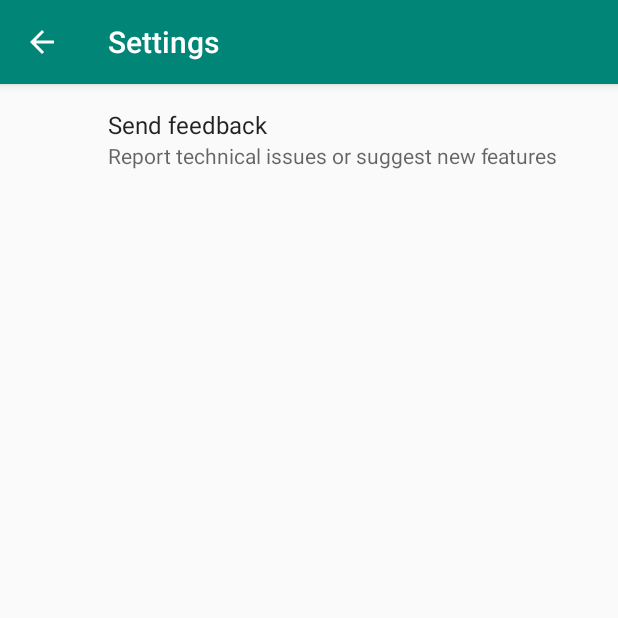
After one commit to EphemeralDreams/AndroidBootstrap, an Android app: the SettingsActivity screen opened directly, with no data from a screen before it, on a phone screen of 412 x 824 dp, the top half of it. The commit adds this screen. Run offline under Robolectric (Android 15) with nearby library versions, the phone set to English and light mode, and no system bars; our stand-ins replace Dagger/Hilt's generated code, androidx.preference.

Commit message:
Add SettingsActivity

```diff
--- a/app/src/main/java/com/ephemeraldreams/androidbootstrap/ui/ActivityModule.kt
+++ b/app/src/main/java/com/ephemeraldreams/androidbootstrap/ui/ActivityModule.kt
@@ -1,10 +1,12 @@
 package com.ephemeraldreams.androidbootstrap.ui
 
 import com.ephemeraldreams.androidbootstrap.ui.home.HomeActivity
+import com.ephemeraldreams.androidbootstrap.ui.settings.SettingsActivity
 import dagger.Module
 import dagger.android.ContributesAndroidInjector
 
 @Module
 abstract class ActivityModule {
     @ContributesAndroidInjector abstract fun provideHomeActivity(): HomeActivity
+    @ContributesAndroidInjector abstract fun provideSettingsActivity(): SettingsActivity
 }
--- /dev/null
+++ b/app/src/main/java/com/ephemeraldreams/androidbootstrap/ui/settings/SettingsActivity.kt
@@ -0,0 +1,22 @@
+package com.ephemeraldreams.androidbootstrap.ui.settings
+
+import android.os.Bundle
+import com.ephemeraldreams.androidbootstrap.databinding.ActivitySettingsBinding
+import dagger.android.support.DaggerAppCompatActivity
+
+class SettingsActivity : DaggerAppCompatActivity() {
+
+    private lateinit var settingsBinding: ActivitySettingsBinding
+
+    override fun onCreate(savedInstanceState: Bundle?) {
+        super.onCreate(savedInstanceState)
+        settingsBinding = ActivitySettingsBinding.inflate(layoutInflater)
+        setContentView(settingsBinding.root)
+        supportActionBar?.setDisplayHomeAsUpEnabled(true)
+
+        supportFragmentManager
+            .beginTransaction()
+            .replace(settingsBinding.settingsContainer.id, SettingsFragment())
+            .commit()
+    }
+}
--- /dev/null
+++ b/app/src/main/java/com/ephemeraldreams/androidbootstrap/ui/settings/SettingsFragment.kt
@@ -0,0 +1,12 @@
+package com.ephemeraldreams.androidbootstrap.ui.settings
+
+import android.os.Bundle
+import androidx.preference.PreferenceFragmentCompat
+import com.ephemeraldreams.androidbootstrap.R
+
+class SettingsFragment : PreferenceFragmentCompat() {
+
+    override fun onCreatePreferences(savedInstanceState: Bundle?, rootKey: String?) {
+        setPreferencesFromResource(R.xml.root_preferences, rootKey)
+    }
+}
--- /dev/null
+++ b/app/src/main/res/layout/activity_settings.xml
@@ -0,0 +1,7 @@
+<?xml version="1.0" encoding="utf-8"?>
+<FrameLayout xmlns:android="http://schemas.android.com/apk/res/android"
+    xmlns:tools="http://schemas.android.com/tools"
+    android:id="@+id/settings_container"
+    android:layout_width="match_parent"
+    android:layout_height="match_parent"
+    tools:context=".ui.settings.SettingsActivity" />
--- a/app/src/main/res/values/dimens.xml
+++ b/app/src/main/res/values/dimens.xml
@@ -1,6 +1,4 @@
 <?xml version="1.0" encoding="utf-8"?>
 <resources>
-    <dimen name="text_margin">16dp</dimen>
-    <dimen name="appbar_padding">16dp</dimen>
     <dimen name="fab_margin">16dp</dimen>
 </resources>
--- a/app/src/main/res/values/strings.xml
+++ b/app/src/main/res/values/strings.xml
@@ -1,3 +1,4 @@
 <resources>
     <string name="app_name">AndroidBootstrap</string>
+    <string name="action_settings_title">Settings</string>
 </resources>
--- /dev/null
+++ b/app/src/main/res/xml/root_preferences.xml
@@ -0,0 +1,11 @@
+<?xml version="1.0" encoding="utf-8"?>
+<PreferenceScreen xmlns:android="http://schemas.android.com/apk/res/android"
+    xmlns:app="http://schemas.android.com/apk/res-auto"
+    android:title="@string/action_settings_title">
+
+    <Preference
+        app:key="feedback"
+        app:title="Send feedback"
+        app:summary="Report technical issues or suggest new features" />
+
+</PreferenceScreen>
```
Also changed, not shown: app/src/main/AndroidManifest.xml (+10 -0 lines), app/src/main/java/com/ephemeraldreams/androidbootstrap/ui/home/HomeActivity.kt (+21 -0 lines), app/src/main/res/layout/activity_home.xml (+8 -10 lines), app/src/main/res/menu/home_app_bar_menu.xml (added, +10 -0 lines), 1 other file.
